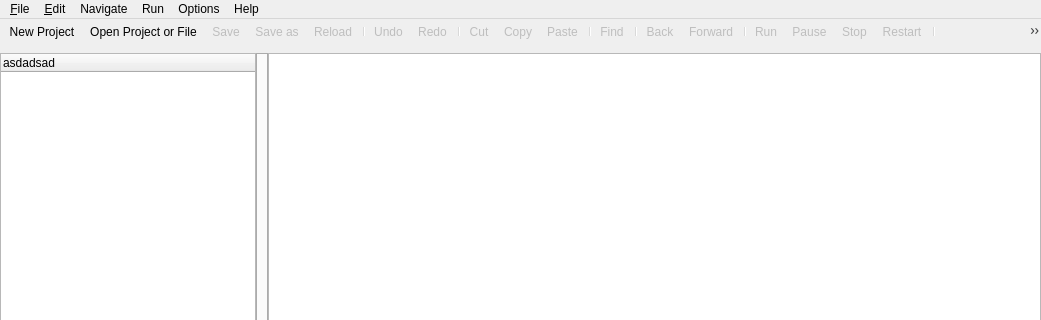
Old version of the form ScaraControlGUI/mainwindow.ui in the repository mnowator/SCARA_Control; both pictures show x 0 to 1041 and y 0 to 320 of the 1041 by 574 pixel window.
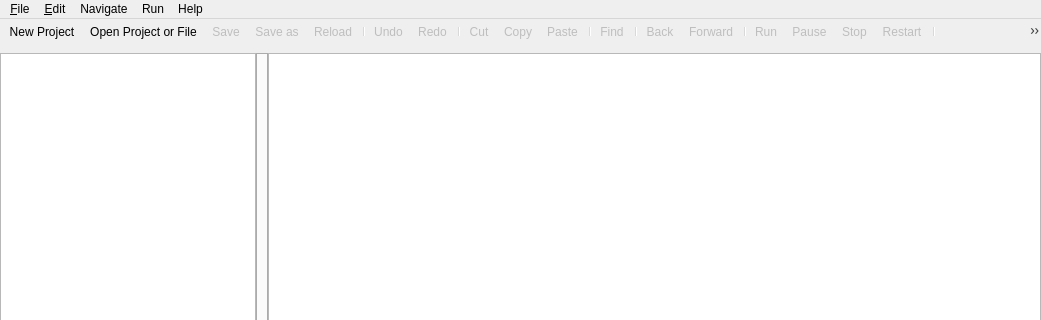
New version of the form. Icons and pictures are not drawn.

```diff
--- a/ScaraControlGUI/mainwindow.ui
+++ b/ScaraControlGUI/mainwindow.ui
@@ -60,7 +60,7 @@
           <bool>false</bool>
          </property>
          <attribute name="headerVisible">
-          <bool>true</bool>
+          <bool>false</bool>
          </attribute>
          <column>
           <property name="text">
@@ -208,11 +208,6 @@
     <addaction name="actionConnect_to_SCARA"/>
     <addaction name="actionSimulate"/>
    </widget>
-   <widget class="QMenu" name="menuOptions">
-    <property name="title">
-     <string>Options</string>
-    </property>
-   </widget>
    <widget class="QMenu" name="menuHelp">
     <property name="title">
      <string>Help</string>
@@ -222,7 +217,6 @@
    <addaction name="menu_Edit"/>
    <addaction name="menuNavigate"/>
    <addaction name="menuRun"/>
-   <addaction name="menuOptions"/>
    <addaction name="menuHelp"/>
   </widget>
   <widget class="QStatusBar" name="statusbar">
```
Left out of the diff: 13 changed lines with no effect on the pictures.
